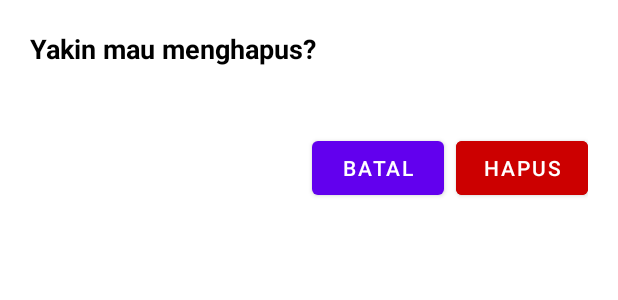
After one commit to naa166/apitodo, an Android app: the layout dialog_confirm_delete.xml on its own in the app's theme, with its tools: preview values and no code run, on a phone screen of 412 x 824 dp. The commit adds this screen. Shown: the top 300 px of the screen. Run offline under Robolectric (Android 15) with nearby library versions, the phone set to English and light mode, and no system bars.

Commit message:
pesan commit

```diff
--- a/app/src/main/java/com/unimus/apitodo/ApiClient.java
+++ b/app/src/main/java/com/unimus/apitodo/ApiClient.java
@@ -7,7 +7,7 @@ import retrofit2.Retrofit;
 import retrofit2.converter.gson.GsonConverterFactory;
 
 public class ApiClient {
-    private static final String BASE_URL = "http://192.168.143.105/api-todo/";
+    private static final String BASE_URL = "http://192.168.100.237/api-todo/";
 
     private static Retrofit retrofit;
 
--- /dev/null
+++ b/app/src/main/res/drawable/bg_dialog_rounded.xml
@@ -0,0 +1,10 @@
+<?xml version="1.0" encoding="utf-8"?>
+<shape xmlns:android="http://schemas.android.com/apk/res/android">
+    <solid android:color="@android:color/white" />
+    <corners android:radius="16dp" />
+    <padding
+        android:left="16dp"
+        android:top="16dp"
+        android:right="16dp"
+        android:bottom="16dp" />
+</shape>
--- /dev/null
+++ b/app/src/main/res/layout/dialog_confirm_delete.xml
@@ -0,0 +1,48 @@
+<?xml version="1.0" encoding="utf-8"?>
+<LinearLayout xmlns:android="http://schemas.android.com/apk/res/android"
+    android:orientation="vertical"
+    android:padding="20dp"
+    android:background="@drawable/bg_dialog_rounded"
+    android:layout_width="match_parent"
+    android:layout_height="wrap_content">
+
+    <TextView
+        android:id="@+id/tvTitle"
+        android:layout_width="match_parent"
+        android:layout_height="wrap_content"
+        android:text="Yakin mau menghapus?"
+        android:textSize="18sp"
+        android:textStyle="bold"
+        android:textColor="@android:color/black" />
+
+    <TextView
+        android:id="@+id/tvMessage"
+        android:layout_width="match_parent"
+        android:layout_height="wrap_content"
+        android:layout_marginTop="8dp"
+        android:textColor="@android:color/darker_gray" />
+
+    <LinearLayout
+        android:layout_width="match_parent"
+        android:layout_height="wrap_content"
+        android:orientation="horizontal"
+        android:gravity="end"
+        android:layout_marginTop="16dp">
+
+        <Button
+            android:id="@+id/btnCancel"
+            android:layout_width="wrap_content"
+            android:layout_height="wrap_content"
+            android:text="Batal" />
+
+        <Button
+            android:id="@+id/btnOk"
+            android:layout_width="wrap_content"
+            android:layout_height="wrap_content"
+            android:text="Hapus"
+            android:layout_marginLeft="8dp"
+            android:backgroundTint="@android:color/holo_red_dark"
+            android:textColor="@android:color/white" />
+    </LinearLayout>
+
+</LinearLayout>
```
Also changed, not shown: app/src/main/java/com/unimus/apitodo/MainActivity.java (+11 -3 lines), app/src/main/java/com/unimus/apitodo/TodoAdapter.java (+28 -7 lines), app/src/main/res/layout/item_todo.xml (+26 -9 lines).
